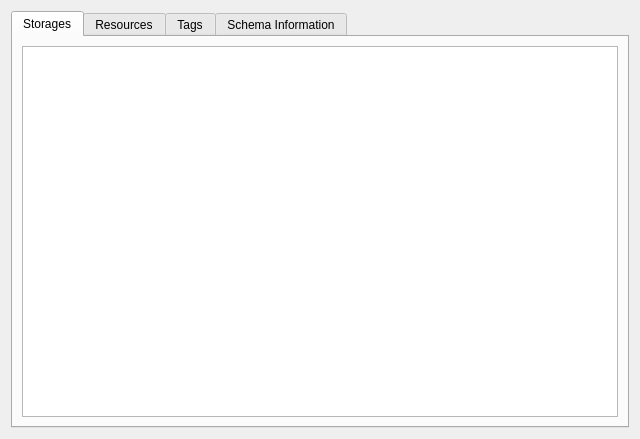
KDE/krita, file libs/resources/dbexplorer/WdgDbExplorer.ui: the form before one commit.
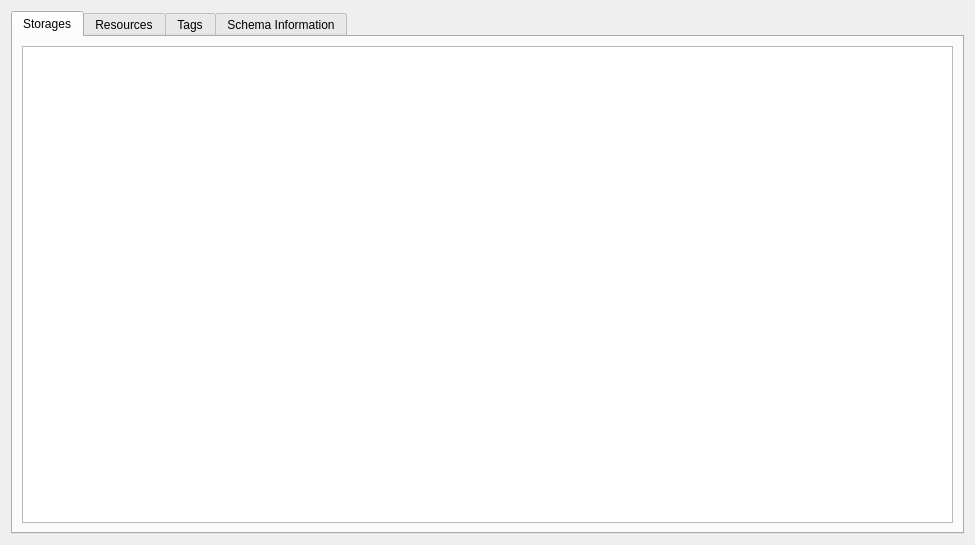
The form after the commit.

Commit message: Show db version info in db explorer

The edit to the form file:
```diff
--- a/libs/resources/dbexplorer/WdgDbExplorer.ui
+++ b/libs/resources/dbexplorer/WdgDbExplorer.ui
@@ -6,8 +6,8 @@
    <rect>
     <x>0</x>
     <y>0</y>
-    <width>640</width>
-    <height>439</height>
+    <width>975</width>
+    <height>545</height>
    </rect>
   </property>
   <layout class="QGridLayout" name="gridLayout">
```
Left out of the diff: 6 changed lines with no effect on the pictures. The commit also changes 2 other files.
